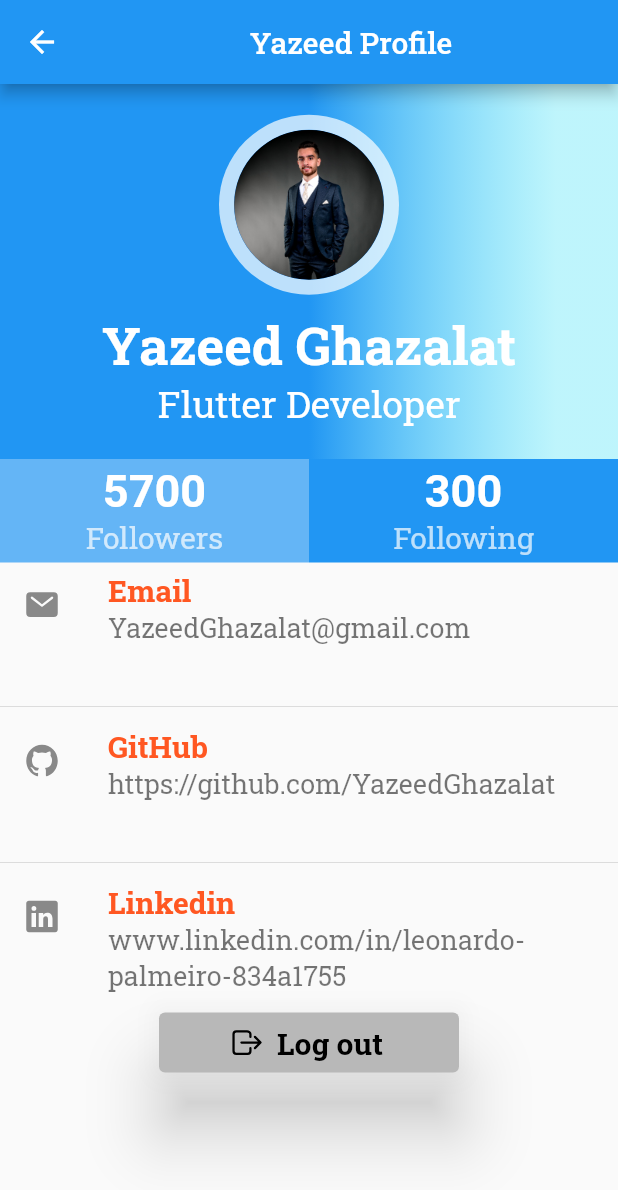
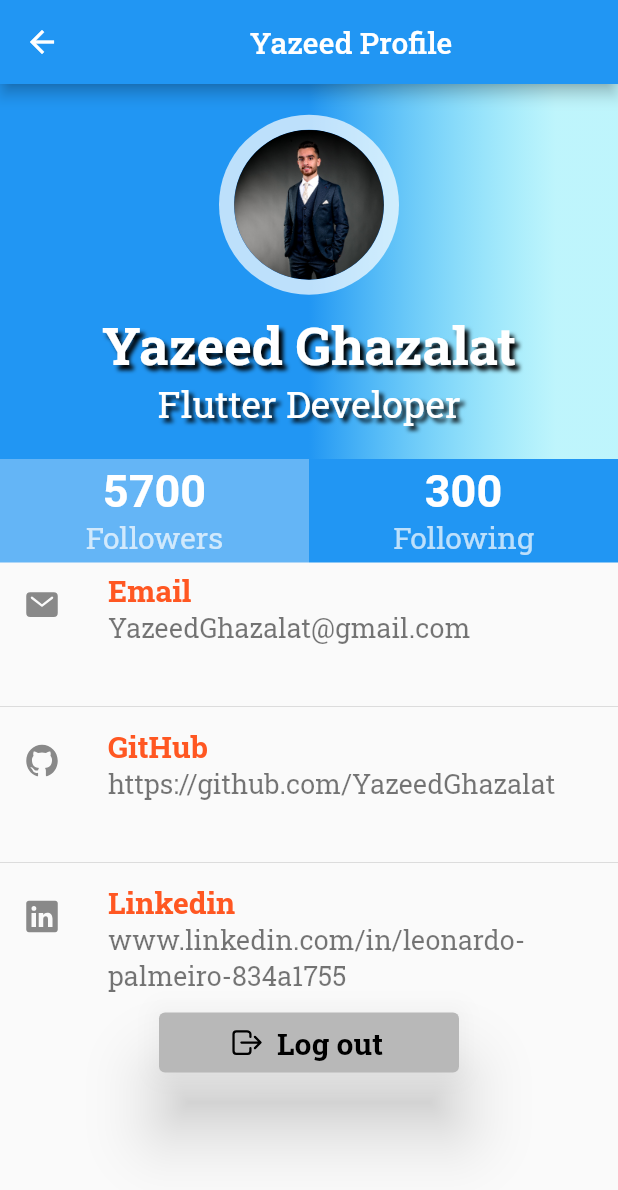
Before and after one commit to YazeedGhazalat/Assignment-8, a Flutter app: the myProfile screen opened directly, on a phone screen of 412 x 824 dp. Shown: the top 1190 px of the screen. Run offline on Flutter 3.47's test engine with Material 2 defaults, Android fonts, the phone set to English and light mode, and no system bars; our stand-ins replace ionicons.

Commit message:
last edit

```diff
--- a/lib/APPs/profile.dart
+++ b/lib/APPs/profile.dart
@@ -48,6 +48,13 @@ class myProfile extends StatelessWidget {
                 Text(
                   'Yazeed Ghazalat',
                   style: TextStyle(
+                    shadows: <Shadow>[
+                      Shadow(
+                        offset: Offset(3.0, 3.0),
+                        blurRadius: 3.0,
+                        color: Color.fromARGB(255, 0, 0, 0),
+                      ),
+                    ],
                     fontSize: 35,
                     fontFamily: "RobotoSlab",
                     fontWeight: FontWeight.bold,
@@ -57,6 +64,13 @@ class myProfile extends StatelessWidget {
                 Text(
                   'Flutter Developer',
                   style: TextStyle(
+                    shadows: <Shadow>[
+                      Shadow(
+                        offset: Offset(3.0, 3.0),
+                        blurRadius: 3.0,
+                        color: Color.fromARGB(255, 0, 0, 0),
+                      ),
+                    ],
                     fontFamily: "RobotoSlab",
                     color: Colors.white,
                     fontSize: 25,
```
